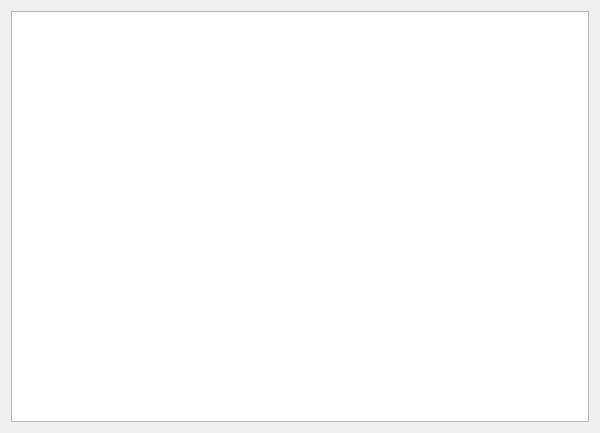
Before: the Qt Designer form JASP-Desktop/analysisforms/semsimpleform.ui in jasp-stats/jasp-desktop, drawn with Qt 5.
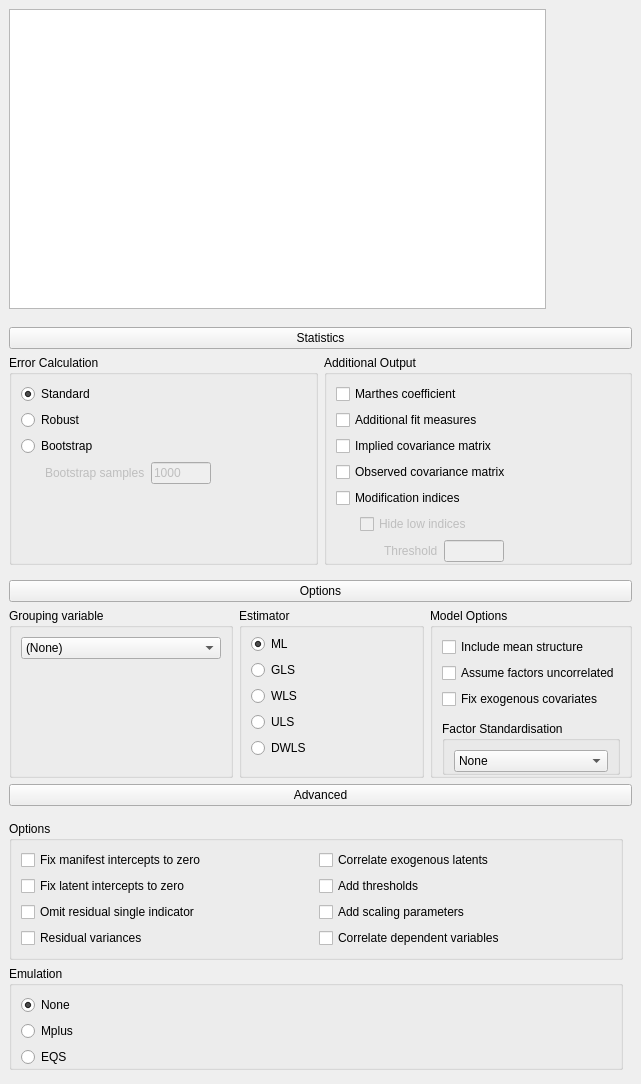
After: the same form once the commit is applied. Custom widgets are drawn as their Qt base class.

```diff
--- a/JASP-Desktop/analysisforms/semsimpleform.ui
+++ b/JASP-Desktop/analysisforms/semsimpleform.ui
@@ -6,8 +6,8 @@
    <rect>
     <x>0</x>
     <y>0</y>
-    <width>600</width>
-    <height>433</height>
+    <width>641</width>
+    <height>1069</height>
    </rect>
   </property>
   <property name="minimumSize">
@@ -19,18 +19,785 @@
   <property name="windowTitle">
    <string>Form</string>
   </property>
-  <layout class="QGridLayout" name="gridLayout">
+  <layout class="QGridLayout" name="gridLayout_23">
+   <property name="leftMargin">
+    <number>0</number>
+   </property>
+   <property name="topMargin">
+    <number>0</number>
+   </property>
+   <property name="rightMargin">
+    <number>0</number>
+   </property>
+   <property name="spacing">
+    <number>0</number>
+   </property>
    <item row="0" column="0">
-    <widget class="BoundTextEdit" name="model"/>
+    <widget class="QWidget" name="widget_14" native="true">
+     <layout class="QGridLayout" name="gridLayout_20">
+      <item row="0" column="0">
+       <widget class="BoundTextEdit" name="model">
+        <property name="minimumSize">
+         <size>
+          <width>0</width>
+          <height>300</height>
+         </size>
+        </property>
+       </widget>
+      </item>
+     </layout>
+    </widget>
+   </item>
+   <item row="0" column="1">
+    <widget class="QWidget" name="widget" native="true">
+     <property name="minimumSize">
+      <size>
+       <width>86</width>
+       <height>0</height>
+      </size>
+     </property>
+    </widget>
+   </item>
+   <item row="2" column="0" colspan="2">
+    <widget class="QWidget" name="widget_9" native="true">
+     <layout class="QGridLayout" name="gridLayout_18">
+      <property name="topMargin">
+       <number>3</number>
+      </property>
+      <property name="bottomMargin">
+       <number>3</number>
+      </property>
+      <item row="0" column="0">
+       <widget class="ExpanderButton" name="pushButton_2">
+        <property name="text">
+         <string>Options</string>
+        </property>
+       </widget>
+      </item>
+      <item row="1" column="0">
+       <widget class="QWidget" name="containerOptions" native="true">
+        <layout class="QGridLayout" name="gridLayout_12">
+         <property name="leftMargin">
+          <number>0</number>
+         </property>
+         <property name="topMargin">
+          <number>0</number>
+         </property>
+         <property name="rightMargin">
+          <number>0</number>
+         </property>
+         <property name="bottomMargin">
+          <number>0</number>
+         </property>
+         <item row="0" column="0">
+          <widget class="QGroupBox" name="groupBox_7">
+           <property name="title">
+            <string>Grouping variable</string>
+           </property>
+           <property name="flat">
+            <bool>true</bool>
+           </property>
+           <layout class="QGridLayout" name="gridLayout_17">
+            <item row="0" column="0">
+             <widget class="BoundComboBox" name="groupingVariableWHATNEEDSFIXING">
+              <property name="minimumSize">
+               <size>
+                <width>200</width>
+                <height>0</height>
+               </size>
+              </property>
+              <item>
+               <property name="text">
+                <string>(None)</string>
+               </property>
+              </item>
+             </widget>
+            </item>
+            <item row="1" column="0">
+             <spacer name="verticalSpacer_2">
+              <property name="orientation">
+               <enum>Qt::Vertical</enum>
+              </property>
+              <property name="sizeHint" stdset="0">
+               <size>
+                <width>20</width>
+                <height>40</height>
+               </size>
+              </property>
+             </spacer>
+            </item>
+           </layout>
+          </widget>
+         </item>
+         <item row="0" column="2">
+          <widget class="QGroupBox" name="groupBox_5">
+           <property name="title">
+            <string>Model Options</string>
+           </property>
+           <property name="flat">
+            <bool>true</bool>
+           </property>
+           <layout class="QGridLayout" name="gridLayout_16">
+            <property name="bottomMargin">
+             <number>0</number>
+            </property>
+            <item row="3" column="0">
+             <widget class="QWidget" name="widget_13" native="true">
+              <property name="maximumSize">
+               <size>
+                <width>16777215</width>
+                <height>4</height>
+               </size>
+              </property>
+             </widget>
+            </item>
+            <item row="4" column="0">
+             <widget class="QGroupBox" name="groupBox_6">
+              <property name="title">
+               <string>Factor Standardisation</string>
+              </property>
+              <property name="flat">
+               <bool>true</bool>
+              </property>
+              <layout class="QGridLayout" name="gridLayout_15">
+               <property name="bottomMargin">
+                <number>0</number>
+               </property>
+               <item row="0" column="0">
+                <widget class="BoundComboBox" name="factorStandardisation">
+                 <item>
+                  <property name="text">
+                   <string>None</string>
+                  </property>
+                 </item>
+                 <item>
+                  <property name="text">
+                   <string>Residual Variance</string>
+                  </property>
+                 </item>
+                 <item>
+                  <property name="text">
+                   <string>Factor Loadings</string>
+                  </property>
+                 </item>
+                </widget>
+               </item>
+               <item row="1" column="0">
+                <spacer name="verticalSpacer_5">
+                 <property name="orientation">
+                  <enum>Qt::Vertical</enum>
+                 </property>
+                 <property name="sizeHint" stdset="0">
+                  <size>
+                   <width>20</width>
+                   <height>40</height>
+                  </size>
+                 </property>
+                </spacer>
+               </item>
+              </layout>
+             </widget>
+            </item>
+            <item row="2" column="0">
+             <widget class="BoundCheckBox" name="fixExogenousCovariates">
+              <property name="text">
+               <string>Fix exogenous covariates</string>
+              </property>
+             </widget>
+            </item>
+            <item row="1" column="0">
+             <widget class="BoundCheckBox" name="assumeFactorsUncorrelated">
+              <property name="text">
+               <string>Assume factors uncorrelated</string>
+              </property>
+             </widget>
+            </item>
+            <item row="0" column="0">
+             <widget class="BoundCheckBox" name="includeMeanStructure">
+              <property name="text">
+               <string>Include mean structure</string>
+              </property>
+             </widget>
+            </item>
+           </layout>
+          </widget>
+         </item>
+         <item row="0" column="1">
+          <widget class="QGroupBox" name="groupBox_3">
+           <property name="title">
+            <string>Estimator</string>
+           </property>
+           <property name="flat">
+            <bool>true</bool>
+           </property>
+           <layout class="QGridLayout" name="gridLayout_11">
+            <property name="topMargin">
+             <number>6</number>
+            </property>
+            <property name="bottomMargin">
+             <number>0</number>
+            </property>
+            <item row="0" column="0">
+             <widget class="BoundGroupBox" name="estimator" native="true">
+              <layout class="QGridLayout" name="gridLayout_10">
+               <property name="leftMargin">
+                <number>0</number>
+               </property>
+               <property name="topMargin">
+                <number>0</number>
+               </property>
+               <property name="rightMargin">
+                <number>0</number>
+               </property>
+               <property name="bottomMargin">
+                <number>0</number>
+               </property>
+               <item row="3" column="0">
+                <widget class="QRadioButton" name="radioButton_7">
+                 <property name="text">
+                  <string>ULS</string>
+                 </property>
+                </widget>
+               </item>
+               <item row="2" column="0">
+                <widget class="QRadioButton" name="radioButton_6">
+                 <property name="text">
+                  <string>WLS</string>
+                 </property>
+                </widget>
+               </item>
+               <item row="1" column="0">
+                <widget class="QRadioButton" name="radioButton_5">
+                 <property name="text">
+                  <string>GLS</string>
+                 </property>
+                </widget>
+               </item>
+               <item row="4" column="0">
+                <widget class="QRadioButton" name="radioButton_8">
+                 <property name="text">
+                  <string>DWLS</string>
+                 </property>
+                </widget>
+               </item>
+               <item row="0" column="0">
+                <widget class="QRadioButton" name="radioButton_4">
+                 <property name="text">
+                  <string>ML</string>
+                 </property>
+                 <property name="checked">
+                  <bool>true</bool>
+                 </property>
+                </widget>
+               </item>
+               <item row="5" column="0">
+                <spacer name="verticalSpacer_3">
+                 <property name="orientation">
+                  <enum>Qt::Vertical</enum>
+                 </property>
+                 <property name="sizeHint" stdset="0">
+                  <size>
+                   <width>20</width>
+                   <height>40</height>
+                  </size>
+                 </property>
+                </spacer>
+               </item>
+              </layout>
+             </widget>
+            </item>
+           </layout>
+          </widget>
+         </item>
+        </layout>
+       </widget>
+      </item>
+     </layout>
+    </widget>
+   </item>
+   <item row="3" column="0" colspan="2">
+    <widget class="QWidget" name="widget_3" native="true">
+     <layout class="QGridLayout" name="gridLayout_22">
+      <property name="topMargin">
+       <number>3</number>
+      </property>
+      <property name="bottomMargin">
+       <number>3</number>
+      </property>
+      <item row="0" column="0">
+       <widget class="ExpanderButton" name="pushButton_3">
+        <property name="text">
+         <string>Advanced</string>
+        </property>
+       </widget>
+      </item>
+      <item row="1" column="0">
+       <widget class="QWidget" name="containerAdvanced" native="true">
+        <layout class="QGridLayout" name="gridLayout_21">
+         <property name="leftMargin">
+          <number>0</number>
+         </property>
+         <property name="bottomMargin">
+          <number>0</number>
+         </property>
+         <item row="0" column="0">
+          <widget class="QGroupBox" name="groupBox_16">
+           <property name="title">
+            <string>Options</string>
+           </property>
+           <property name="flat">
+            <bool>true</bool>
+           </property>
+           <layout class="QGridLayout" name="gridLayout_19">
+            <item row="0" column="0">
+             <widget class="BoundCheckBox" name="fixManifestInterceptsToZero">
+              <property name="text">
+               <string>Fix manifest intercepts to zero</string>
+              </property>
+             </widget>
+            </item>
+            <item row="0" column="1">
+             <widget class="BoundCheckBox" name="correlateExogenousLatents">
+              <property name="text">
+               <string>Correlate exogenous latents</string>
+              </property>
+             </widget>
+            </item>
+            <item row="1" column="0">
+             <widget class="BoundCheckBox" name="fixLatentInterceptsToZero">
+              <property name="text">
+               <string>Fix latent intercepts to zero</string>
+              </property>
+             </widget>
+            </item>
+            <item row="1" column="1">
+             <widget class="BoundCheckBox" name="addThresholds">
+              <property name="text">
+               <string>Add thresholds</string>
+              </property>
+             </widget>
+            </item>
+            <item row="2" column="0">
+             <widget class="BoundCheckBox" name="omitResidualSingleIndicator">
+              <property name="text">
+               <string>Omit residual single indicator</string>
+              </property>
+             </widget>
+            </item>
+            <item row="2" column="1">
+             <widget class="BoundCheckBox" name="addScalingParameters">
+              <property name="text">
+               <string>Add scaling parameters</string>
+              </property>
+             </widget>
+            </item>
+            <item row="3" column="0">
+             <widget class="BoundCheckBox" name="residualVariances">
+              <property name="text">
+               <string>Residual variances</string>
+              </property>
+             </widget>
+            </item>
+            <item row="3" column="1">
+             <widget class="BoundCheckBox" name="correlateDependentVariables">
+              <property name="text">
+               <string>Correlate dependent variables</string>
+              </property>
+             </widget>
+            </item>
+           </layout>
+          </widget>
+         </item>
+         <item row="1" column="0">
+          <widget class="QGroupBox" name="groupBox_4">
+           <property name="title">
+            <string>Emulation</string>
+           </property>
+           <property name="flat">
+            <bool>true</bool>
+           </property>
+           <layout class="QGridLayout" name="gridLayout_13">
+            <property name="bottomMargin">
+             <number>0</number>
+            </property>
+            <item row="0" column="0">
+             <widget class="BoundGroupBox" name="emulation" native="true">
+              <layout class="QGridLayout" name="gridLayout_14">
+               <property name="leftMargin">
+                <number>0</number>
+               </property>
+               <property name="topMargin">
+                <number>0</number>
+               </property>
+               <property name="rightMargin">
+                <number>0</number>
+               </property>
+               <property name="bottomMargin">
+                <number>0</number>
+               </property>
+               <item row="0" column="0">
+                <widget class="QRadioButton" name="radioButton_9">
+                 <property name="text">
+                  <string>None</string>
+                 </property>
+                 <property name="checked">
+                  <bool>true</bool>
+                 </property>
+                </widget>
+               </item>
+               <item row="2" column="0">
+                <widget class="QRadioButton" name="radioButton_11">
+                 <property name="text">
+                  <string>EQS</string>
+                 </property>
+                </widget>
+               </item>
+               <item row="1" column="0">
+                <widget class="QRadioButton" name="radioButton_10">
+                 <property name="text">
+                  <string>Mplus</string>
+                 </property>
+                </widget>
+               </item>
+              </layout>
+             </widget>
+            </item>
+           </layout>
+          </widget>
+         </item>
+        </layout>
+       </widget>
+      </item>
+     </layout>
+    </widget>
+   </item>
+   <item row="1" column="0" colspan="2">
+    <widget class="QWidget" name="widget_2" native="true">
+     <layout class="QGridLayout" name="gridLayout_9">
+      <property name="bottomMargin">
+       <number>3</number>
+      </property>
+      <item row="0" column="0">
+       <widget class="ExpanderButton" name="pushButton">
+        <property name="text">
+         <string>Statistics</string>
+        </property>
+       </widget>
+      </item>
+      <item row="1" column="0">
+       <widget class="QWidget" name="containerStatistics" native="true">
+        <layout class="QGridLayout" name="gridLayout_8">
+         <property name="leftMargin">
+          <number>0</number>
+         </property>
+         <property name="topMargin">
+          <number>0</number>
+         </property>
+         <property name="rightMargin">
+          <number>0</number>
+         </property>
+         <item row="0" column="1" rowspan="2">
+          <widget class="QGroupBox" name="groupBox_2">
+           <property name="title">
+            <string>Additional Output</string>
+           </property>
+           <property name="flat">
+            <bool>true</bool>
+           </property>
+           <layout class="QGridLayout" name="gridLayout_7">
+            <property name="bottomMargin">
+             <number>0</number>
+            </property>
+            <item row="0" column="0">
+             <widget class="BoundCheckBox" name="output_marthesCoefficient">
+              <property name="text">
+               <string>Marthes coefficient</string>
+              </property>
+             </widget>
+            </item>
+            <item row="3" column="0">
+             <widget class="BoundCheckBox" name="output_observedCovarianceMatrix">
+              <property name="text">
+               <string>Observed covariance matrix</string>
+              </property>
+             </widget>
+            </item>
+            <item row="2" column="0">
+             <widget class="BoundCheckBox" name="output_impliedCovarianceMatrix">
+              <property name="text">
+               <string>Implied covariance matrix</string>
+              </property>
+             </widget>
+            </item>
+            <item row="1" column="0">
+             <widget class="BoundCheckBox" name="output_additionalFitMeasures">
+              <property name="text">
+               <string>Additional fit measures</string>
+              </property>
+             </widget>
+            </item>
+            <item row="5" column="0">
+             <widget class="QWidget" name="widget_6" native="true">
+              <layout class="QGridLayout" name="gridLayout_6">
+               <property name="leftMargin">
+                <number>0</number>
+               </property>
+               <property name="topMargin">
+                <number>0</number>
+               </property>
+               <property name="rightMargin">
+                <number>0</number>
+               </property>
+               <property name="bottomMargin">
+                <number>0</number>
+               </property>
+               <item row="1" column="0">
+                <widget class="QWidget" name="containerHideLowIndices" native="true">
+                 <property name="enabled">
+                  <bool>false</bool>
+                 </property>
+                 <layout class="QGridLayout" name="gridLayout_5">
+                  <property name="leftMargin">
+                   <number>24</number>
+                  </property>
+                  <property name="topMargin">
+                   <number>0</number>
+                  </property>
+                  <property name="bottomMargin">
+                   <number>0</number>
+                  </property>
+                  <item row="0" column="0">
+                   <widget class="BoundCheckBox" name="output_modificationIndicesHideLowIndices">
+                    <property name="text">
+                     <string>Hide low indices</string>
+                    </property>
+                   </widget>
+                  </item>
+                  <item row="1" column="0">
+                   <widget class="QWidget" name="containerThreshold" native="true">
+                    <property name="enabled">
+                     <bool>false</bool>
+                    </property>
+                    <layout class="QGridLayout" name="gridLayout_4">
+                     <property name="leftMargin">
+                      <number>24</number>
+                     </property>
+                     <property name="topMargin">
+                      <number>0</number>
+                     </property>
+                     <property name="rightMargin">
+                      <number>0</number>
+                     </property>
+                     <property name="bottomMargin">
+                      <number>0</number>
+                     </property>
+                     <item row="0" column="1">
+                      <widget class="BoundTextBox" name="output_modificationIndicesHideLowIndicesThreshold">
+                       <property name="maximumSize">
+                        <size>
+                         <width>60</width>
+                         <height>16777215</height>
+                        </size>
+                       </property>
+                      </widget>
+                     </item>
+                     <item row="0" column="0">
+                      <widget class="QLabel" name="label_2">
+                       <property name="text">
+                        <string>Threshold</string>
+                       </property>
+                      </widget>
+                     </item>
+                     <item row="0" column="2">
+                      <spacer name="horizontalSpacer_2">
+                       <property name="orientation">
+                        <enum>Qt::Horizontal</enum>
+                       </property>
+                       <property name="sizeHint" stdset="0">
+                        <size>
+                         <width>0</width>
+                         <height>0</height>
+                        </size>
+                       </property>
+                      </spacer>
+                     </item>
+                    </layout>
+                   </widget>
+                  </item>
+                 </layout>
+                </widget>
+               </item>
+              </layout>
+             </widget>
+            </item>
+            <item row="4" column="0">
+             <widget class="BoundCheckBox" name="output_modificationIndices">
+              <property name="text">
+               <string>Modification indices</string>
+              </property>
+             </widget>
+            </item>
+           </layout>
+          </widget>
+         </item>
+         <item row="0" column="0" rowspan="2">
+          <widget class="QGroupBox" name="groupBox">
+           <property name="title">
+            <string>Error Calculation</string>
+           </property>
+           <property name="flat">
+            <bool>true</bool>
+           </property>
+           <layout class="QGridLayout" name="gridLayout">
+            <item row="0" column="0">
+             <widget class="BoundGroupBox" name="errorCalculation" native="true">
+              <layout class="QGridLayout" name="gridLayout_2">
+               <property name="leftMargin">
+                <number>0</number>
+               </property>
+               <property name="topMargin">
+                <number>0</number>
+               </property>
+               <property name="rightMargin">
+                <number>0</number>
+               </property>
+               <property name="bottomMargin">
+                <number>0</number>
+               </property>
+               <item row="2" column="0">
+                <widget class="QRadioButton" name="bootstrap">
+                 <property name="text">
+                  <string>Bootstrap</string>
+                 </property>
+                </widget>
+               </item>
+               <item row="1" column="0">
+                <widget class="QRadioButton" name="robust">
+                 <property name="text">
+                  <string>Robust</string>
+                 </property>
+                </widget>
+               </item>
+               <item row="0" column="0">
+                <widget class="QRadioButton" name="standard">
+                 <property name="text">
+                  <string>Standard</string>
+                 </property>
+                 <property name="checked">
+                  <bool>true</bool>
+                 </property>
+                </widget>
+               </item>
+               <item row="3" column="0">
+                <widget class="QWidget" name="containerBootstrapSamples" native="true">
+                 <property name="enabled">
+                  <bool>false</bool>
+                 </property>
+                 <layout class="QGridLayout" name="gridLayout_3">
+                  <property name="leftMargin">
+                   <number>24</number>
+                  </property>
+                  <property name="topMargin">
+                   <number>0</number>
+                  </property>
+                  <property name="bottomMargin">
+                   <number>0</number>
+                  </property>
+                  <item row="0" column="0">
+                   <widget class="QLabel" name="label">
+                    <property name="text">
+                     <string>Bootstrap samples</string>
+                    </property>
+                   </widget>
+                  </item>
+                  <item row="0" column="1">
+                   <widget class="BoundTextBox" name="errorCalculationBootstrapSamples">
+                    <property name="maximumSize">
+                     <size>
+                      <width>60</width>
+                      <height>16777215</height>
+                     </size>
+                    </property>
+                    <property name="text">
+                     <string>1000</string>
+                    </property>
+                   </widget>
+                  </item>
+                  <item row="0" column="2">
+                   <spacer name="horizontalSpacer">
+                    <property name="orientation">
+                     <enum>Qt::Horizontal</enum>
+                    </property>
+                    <property name="sizeHint" stdset="0">
+                     <size>
+                      <width>0</width>
+                      <height>20</height>
+                     </size>
+                    </property>
+                   </spacer>
+                  </item>
+                 </layout>
+                </widget>
+               </item>
+              </layout>
+             </widget>
+            </item>
+            <item row="1" column="0">
+             <spacer name="verticalSpacer">
+              <property name="orientation">
+               <enum>Qt::Vertical</enum>
+              </property>
+              <property name="sizeHint" stdset="0">
+               <size>
+                <width>20</width>
+                <height>40</height>
+               </size>
+              </property>
+             </spacer>
+            </item>
+           </layout>
+          </widget>
+         </item>
+        </layout>
+       </widget>
+      </item>
+     </layout>
+    </widget>
    </item>
   </layout>
  </widget>
  <customwidgets>
+  <customwidget>
+   <class>ExpanderButton</class>
+   <extends>QPushButton</extends>
+   <header>widgets/expanderbutton.h</header>
+  </customwidget>
   <customwidget>
    <class>BoundTextEdit</class>
    <extends>QPlainTextEdit</extends>
    <header>widgets/boundtextedit.h</header>
   </customwidget>
+  <customwidget>
+   <class>BoundGroupBox</class>
+   <extends>QWidget</extends>
+   <header>widgets/boundgroupbox.h</header>
+   <container>1</container>
+  </customwidget>
+  <customwidget>
+   <class>BoundTextBox</class>
+   <extends>QLineEdit</extends>
+   <header>widgets/boundtextbox.h</header>
+  </customwidget>
+  <customwidget>
+   <class>BoundCheckBox</class>
+   <extends>QCheckBox</extends>
+   <header>widgets/boundcheckbox.h</header>
+  </customwidget>
+  <customwidget>
+   <class>BoundComboBox</class>
+   <extends>QComboBox</extends>
+   <header>widgets/boundcombobox.h</header>
+  </customwidget>
  </customwidgets>
  <resources/>
  <connections/>
```
Left out of the diff: 51 changed lines with no effect on the pictures.
